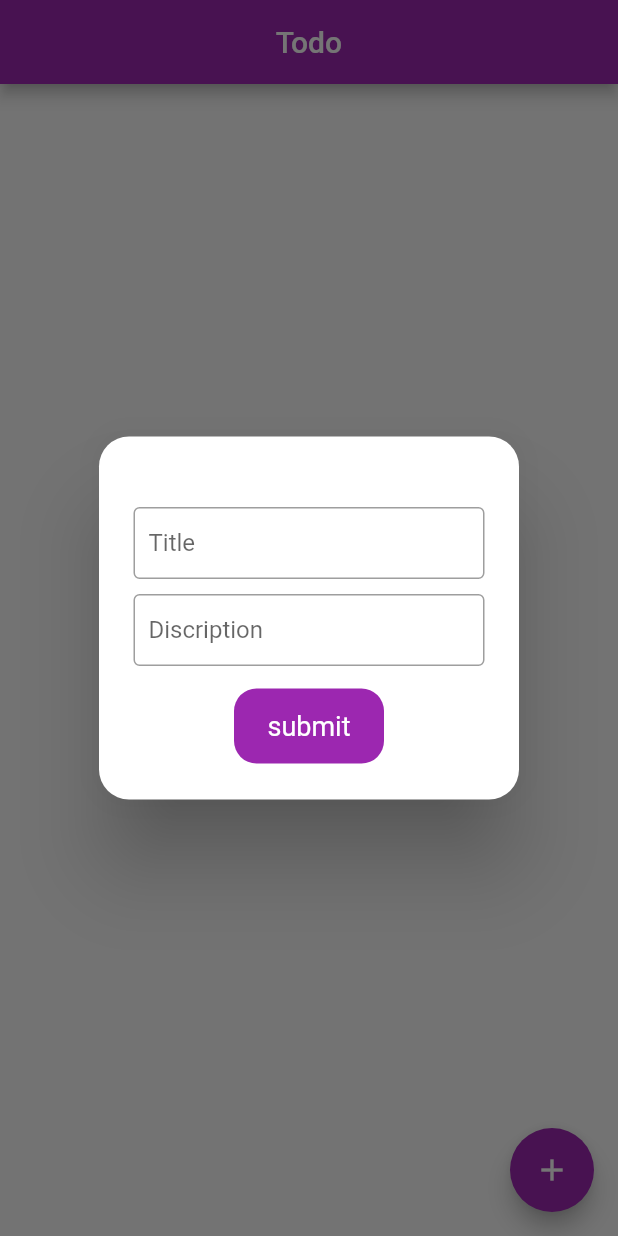
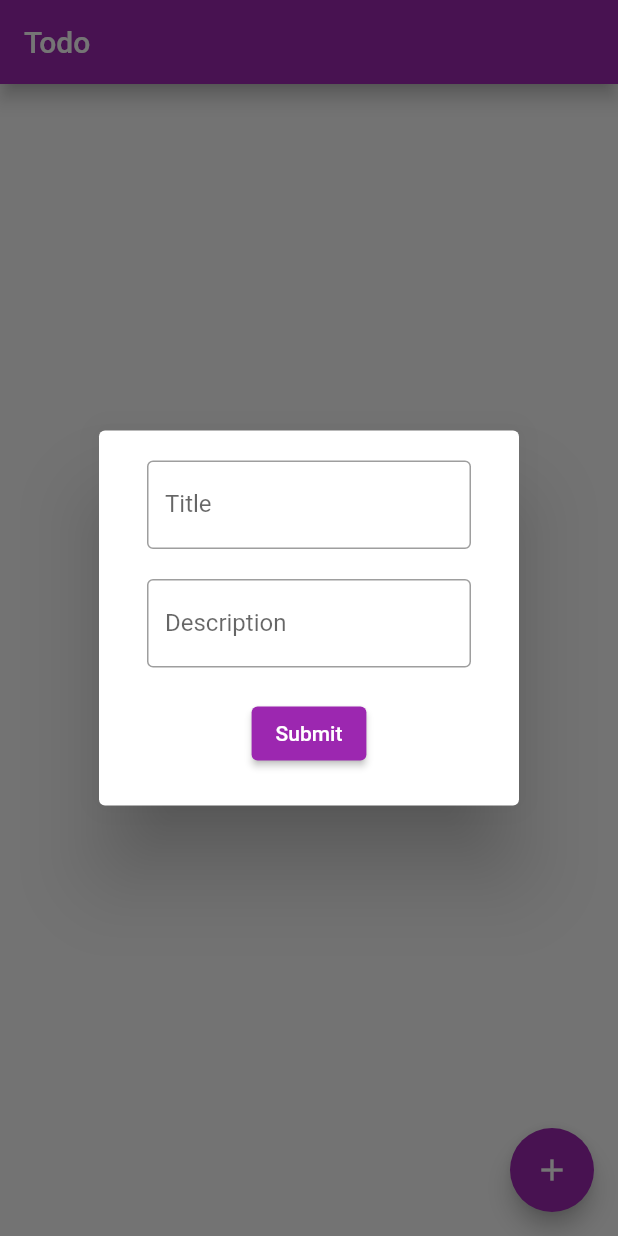
Before and after one commit to ashiqurrahmantamim/Notpad_App, a Flutter app: the screen it shows after launch, after a tap on the "add" icon, on a phone screen of 412 x 824 dp. Run offline on Flutter 3.47's test engine with Material 2 defaults, Android fonts, the phone set to English and light mode, and no system bars; our stand-ins replace get, sqflite; accounts and stored records are empty.

Commit message:
second commit

```diff
--- a/lib/database/databse_helper.dart
+++ b/lib/database/databse_helper.dart
@@ -3,47 +3,75 @@ import 'package:path/path.dart';
 import 'package:path_provider/path_provider.dart';
 import 'package:sqf_lite/model/todo_model.dart';
 import 'package:sqflite/sqflite.dart';
-class DataBaseHelper{
+class DbHelper {
+  static Database? _database;
 
-  static Database ? _database;
+  Future<Database?> get db async {
+    if (_database != null) {
+      return _database!;
+    }
 
-  Future<Database?> get db async{
-
-    if(_database !=null){
-      return _database;
-    }
-    _database= await initialDatabase();
+    _database = await initDatabase();
     return _database;
   }
-  initialDatabase()async{
 
-    Directory dpath = await getApplicationDocumentsDirectory();
-    String path =join(dpath.path,"todos.db");
+  String TABLE_NAME = "todos.db";
 
-    openDatabase(path,version: 1,onCreate:_onCreate);
+  Future<Database> initDatabase() async {
+    Directory documentDirectory = await getApplicationDocumentsDirectory();
+    String path = join(documentDirectory.path, TABLE_NAME);
+    return openDatabase(path, version: 1, onCreate: _onCreate);
   }
-  _onCreate(Database db,int version){
 
-    db.execute(
-      '''
-        CREATE TABLE todo(
-          id INTEGER PRIMARY KEY,
-          title TEXT,
-          description TEXT,
-          dateTime TEXT
-        )
-      '''
-    );
+  _onCreate(Database db, int version) async {
+    await db.execute('''
+    CREATE TABLE todos
+    (
+    id INTEGER PRIMARY KEY,
+    title TEXT,
+    description TEXT,
+    dateTime TEXT
+
+    )
+
+    ''');
   }
-  Future addTodoMethod(TodoMoel todoMoel) async{
 
-    Database ? database = await db;
+  Future addTodo(TodoModel todoModel) async {
+    Database? database = await db;
+    return await database!.insert('todos', todoModel.toJson());
+  }
 
-    return await database!.insert("todos", todoMoel.toJson());
+  Future<List<TodoModel>?> getTodoModel() async {
+    Database? database = await db;
+    var data = await database!.query("todos", orderBy: "id");
+
+    List<TodoModel> todoModels =
+        data.map((todoModel) => TodoModel.fromJson(todoModel)).toList();
+
+    return todoModels;
   }
-   Future<List<TodoMoel>?> getTodoModel()async{
-    Database ? database =await db;
 
-     var data= await database?.query("todos",orderBy:"id" );
-   }
+
+  updateTodo(TodoModel todoModel)async{
+    Database? database = await db;
+    return database!.update("todos",todoModel.toJson(),where: 'id = ?', whereArgs: [todoModel.id]);
+
+
+  }
+
+
+  delete(int id)async{
+    Database? database = await db;
+   return database!.delete("todos",where: 'id = ?',whereArgs: [id] );
+
+
+
+
+
+
+
+  }
+
+
 }
--- a/lib/main.dart
+++ b/lib/main.dart
@@ -1,6 +1,6 @@
 import 'package:flutter/material.dart';
 import 'package:get/get.dart';
-import 'package:sqf_lite/pages/sqflite_curd.dart';
+import 'package:sqf_lite/pages/todo_screen.dart';
 import 'package:sqflite/sqflite.dart';
 void main() {
   runApp(const MyApp());
@@ -12,7 +12,7 @@ class MyApp extends StatelessWidget {
   Widget build(BuildContext context) {
     return GetMaterialApp(
       debugShowCheckedModeBanner:false,
-      home: SqfliteTodo(),
+      home: TodoScreen(),
 
     );
   }
--- a/lib/model/todo_model.dart
+++ b/lib/model/todo_model.dart
@@ -1,37 +1,37 @@
 // To parse this JSON data, do
 //
-//     final todoMoel = todoMoelFromJson(jsonString);
+//     final todoModel = todoModelFromJson(jsonString);
 
 import 'dart:convert';
 
-TodoMoel? todoMoelFromJson(String str) => TodoMoel.fromJson(json.decode(str));
+TodoModel todoModelFromJson(String str) => TodoModel.fromJson(json.decode(str));
 
-String todoMoelToJson(TodoMoel? data) => json.encode(data!.toJson());
+String todoModelToJson(TodoModel data) => json.encode(data.toJson());
 
-class TodoMoel {
-    TodoMoel({
+class TodoModel {
+  TodoModel({
     this.id,
     this.title,
     this.description,
     this.dateTime,
   });
 
-    String? id;
+  int  ?id;
   String? title;
-    String? description;
-    String? dateTime;
+  String ?description;
+  String ?dateTime;
 
-    factory TodoMoel.fromJson(Map<String, dynamic> json) => TodoMoel(
-        id: json["id"],
-        title: json["title"],
-        description: json["description"],
-        dateTime: json["dateTime"],
+  factory TodoModel.fromJson(Map<String, dynamic> json) => TodoModel(
+    id: json["id"] == null ? null : json["id"],
+    title: json["title"] == null ? null : json["title"],
+    description: json["description"] == null ? null : json["description"],
+    dateTime: json["dateTime"] == null ? null : json["dateTime"],
   );
 
   Map<String, dynamic> toJson() => {
-        "id": id,
-        "title": title,
-        "description": description,
-        "dateTime": dateTime,
+    "id": id == null ? null : id,
+    "title": title == null ? null : title,
+    "description": description == null ? null : description,
+    "dateTime": dateTime == null ? null : dateTime,
   };
 }
--- a/lib/pages/sqflite_curd.dart
+++ /dev/null
@@ -1,88 +0,0 @@
-import 'package:flutter/material.dart';
-import 'package:get/get.dart';
-class SqfliteTodo extends StatelessWidget {
-   SqfliteTodo({super.key});
-  TextEditingController titleController=TextEditingController();
-  TextEditingController decorationController=TextEditingController();
-
-  @override
-  Widget build(BuildContext context) {
-    return Scaffold(
-      appBar: AppBar(
-        title: Text("Todo"),
-        centerTitle: true,
-        backgroundColor: Colors.purple,
-      ),
-      body: Container(),
-      floatingActionButton: FloatingActionButton(
-        onPressed: (){
-          InputDialouge();
-        },
-        child: Icon(Icons.add,
-        color: Colors.white,
-        ),
-        backgroundColor: Colors.purple,
-        hoverColor: Colors.black,
-      ),
-    );
-
-  }
-//popup dialouge
-  InputDialouge(){
-    Get.defaultDialog(
-      title: "",
-      content: Column(
-        mainAxisAlignment: MainAxisAlignment.center,
-        children: [
-      //title
-          Padding(
-            padding: const EdgeInsets.only(left:15.0,right: 15,),
-            child: TextField(
-              controller: titleController,
-              decoration: InputDecoration(
-                labelText: "Title",
-                hintText: "title",
-                border: OutlineInputBorder(),
-                contentPadding: EdgeInsets.only(left: 10),
-              ),
-
-            ),
-          ),
-          SizedBox(height: 10,),
-      //description
-           Padding(
-            padding: const EdgeInsets.only(left:15.0,right: 15),
-            child: TextField(
-              controller: decorationController,
-              decoration: InputDecoration(
-                labelText: "Discription",
-                hintText: "discription",
-                border: OutlineInputBorder(),
-                contentPadding: EdgeInsets.only(left: 10),
-              ),
-
-            ),
-          ),
-          SizedBox(height: 15,),
-          Container(
-            height: 50,
-            width: 100,
-            decoration: BoxDecoration(
-              color: Colors.purple,
-              borderRadius:BorderRadius.circular(15)
-            ),
-            child: Center(
-              child: Text("submit",
-              style: TextStyle(
-                color: Colors.white,
-                fontSize: 18,
-                //fontWeight: FontWeight.bold,
-              ),
-              ),
-            ),
-          )
-        ],
-      ),
-    );
-  }
-}
--- /dev/null
+++ b/lib/pages/todo_screen.dart
@@ -0,0 +1,241 @@
+import 'dart:math';
+import 'package:flutter/material.dart';
+import 'package:intl/intl.dart';
+import 'package:sqf_lite/database/databse_helper.dart';
+import 'package:sqf_lite/model/todo_model.dart';
+import 'package:sqf_lite/pages/edit_screen.dart';
+
+class TodoScreen extends StatefulWidget {
+  const TodoScreen({Key? key}) : super(key: key);
+
+  @override
+  State<TodoScreen> createState() => _TodoScreenState();
+}
+
+class _TodoScreenState extends State<TodoScreen> {
+  bool loader = false;
+  final DbHelper _dbHelper = DbHelper();
+  final TextEditingController titleController = TextEditingController();
+  final TextEditingController descriptionController = TextEditingController();
+
+  Random random = Random();
+
+  @override
+  Widget build(BuildContext context) {
+    return Scaffold(
+      floatingActionButton: FloatingActionButton(
+        backgroundColor: Colors.purple,
+        onPressed: () {
+          inputDialouge();
+        },
+        child: Icon(Icons.add),
+      ),
+      appBar: AppBar(
+        backgroundColor: Colors.purple,
+        elevation: 5,
+        title: Text("Todo"),
+      ),
+      body: Container(
+        child:  loader ? Center(child: CircularProgressIndicator(color: Colors.purple,),): FutureBuilder(
+          future: _dbHelper.getTodoModel(),
+          builder:
+              (BuildContext context, AsyncSnapshot<List<TodoModel>?> snapshot) {
+            if (snapshot.hasError) {
+              return Center(
+                child: Text("Something went Wrong"),
+              );
+            } else {
+              if (snapshot.hasData) {
+                return ListView.builder(
+                  itemCount: snapshot.data!.length,
+                  itemBuilder: (context, index) {
+                    return Padding(
+                      padding: const EdgeInsets.all(8.0),
+                      child: Card(
+                        elevation: 5,
+                        child: ListTile(
+                          onTap: () async{
+                   var data = await         Navigator.push(context, MaterialPageRoute(builder: (_)=> EditScreen(
+                              id: snapshot.data![index].id ,
+                              title:snapshot.data![index].title ,
+                              description:snapshot.data![index].description ,
+                            )));
+
+                   if(data!=null){
+                     if(data==true){
+                      setState(() {
+                        _dbHelper.getTodoModel();
+                      });
+                     }
+                   }
+                          },
+
+                       //    onTap: () {
+                       //
+                       //      // showDialog(context: context, builder: (_){
+                       //      //   return AlertDialog(
+                       //      //     title: Text("Delete!"),
+                       //      //   );
+                       //      // });
+                       //      //
+                       //      _dbHelper.delete(snapshot.data![index].id!);
+                       //      setState(() {
+                       //
+                       //      });
+                       //
+                       //
+                       // // var data = await    Navigator.push(context, MaterialPageRoute(builder: (_)=> EditScreen(
+                       // //        titleController: snapshot.data![index].title,
+                       // //        descriptionController: snapshot.data![index].description,
+                       // //        id: snapshot.data![index].id,
+                       // //      )));
+                       // // if(data!=null){
+                       // //   if(data==true){
+                       // //     setState(() {
+                       // //       _dbHelper.getTodoModel();
+                       // //     });
+                       // //   }
+                       // // }
+                       //    },
+                          trailing:  Column(
+                            children: [
+                              Text("${snapshot.data![index].dateTime}"),
+                              SizedBox(height: 10,),
+                              InkWell(
+                                onTap: (){
+
+                                  showDialog(context: context, builder: (context){
+                                    return AlertDialog(
+                                      title: Text("Delete"),
+                                      content: Column(
+                                        mainAxisSize: MainAxisSize.min,
+                                        children: [
+                                          Text("Are you sure want to delete?"),
+
+                                          Row(
+                                            mainAxisAlignment: MainAxisAlignment.end,
+                                            crossAxisAlignment: CrossAxisAlignment.end,
+                                            children: [
+                                              ElevatedButton(
+
+                                                style: ElevatedButton.styleFrom(primary: Colors.red),
+
+                                                  onPressed: (){
+                                                _dbHelper.delete(snapshot.data![index].id!);
+                                                Navigator.pop(context);
+
+                                                setState(() {
+
+                                                });
+                                              }, child: Text("Yes")),
+                                              SizedBox(width: 20,),
+                                              ElevatedButton(onPressed: (){
+                                                Navigator.pop(context);
+                                              }, child: Text("No")),
+                                              SizedBox(width: 20,),
+
+                                            ],
+                                          ),
+
+                                        ],
+                                      ),
+                                    );
+                                  });
+
+                                },
+                                  child: Icon(Icons.delete,color: Colors.red,)),
+                            ],
+                          ),
+                          // Column(
+                          //   children: [
+                          //
+                          //     SizedBox(height: 10,),
+                          //
+                          //     // GestureDetector(
+                          //     //   onTap: (){
+                          //     //     setState(() {
+                          //     //       _dbHelper.deleteTodo(snapshot.data![index].id!);
+                          //     //
+                          //     //     });
+                          //     //   },
+                          //     //     child: Icon(Icons.delete,color: Colors.red,)),
+                          //   ],
+                          // ),
+                          title: Text("${snapshot.data![index].title}"),
+                          subtitle:
+                              Text("${snapshot.data![index].description}"),
+                        ),
+                      ),
+                    );
+                  },
+                );
+              }
+            }
+            return Container();
+          },
+        ),
+      ),
+    );
+  }
+
+  inputDialouge() {
+    showDialog(
+        context: context,
+        builder: (context) {
+          return AlertDialog(
+            content: Column(
+              mainAxisSize: MainAxisSize.min,
+              children: [
+                Padding(
+                  padding: const EdgeInsets.only(left: 8.0, right: 8),
+                  child: TextField(
+                    controller: titleController,
+                    decoration: InputDecoration(
+                      hintText: "Title",
+                      label: Text("Title"),
+                      border: OutlineInputBorder(),
+                    ),
+                  ),
+                ),
+                Padding(
+                  padding: const EdgeInsets.only(left: 8.0, right: 8, top: 20),
+                  child: TextField(
+                    controller: descriptionController,
+                    decoration: InputDecoration(
+                      hintText: "Description",
+                      label: Text("Description"),
+                      border: OutlineInputBorder(),
+                    ),
+                  ),
+                ),
+                SizedBox(
+                  height: 20,
+                ),
+                ElevatedButton(
+                  onPressed: () async {
+                    setState(() {
+                      loader = true;
+                    });
+
+                    var todoModel = TodoModel(
+                        id: random.nextInt(100),
+                        title: titleController.text,
+                        description: descriptionController.text,
+                        dateTime: DateFormat().add_jm().format(DateTime.now()));
+                    await _dbHelper.addTodo(todoModel);
+                    Navigator.pop(context);
+                    titleController.clear();
+                    descriptionController.clear();
+                    setState(() {
+                      loader = false;
+                    });
+                  },
+                  child: Text("Submit"),
+                  style: ElevatedButton.styleFrom(primary: Colors.purple),
+                )
+              ],
+            ),
+          );
+        });
+  }
+}
```
Also changed, not shown: lib/pages/edit_screen.dart (added, +99 -0 lines). Lines whose indentation alone changed are shown as unchanged.
